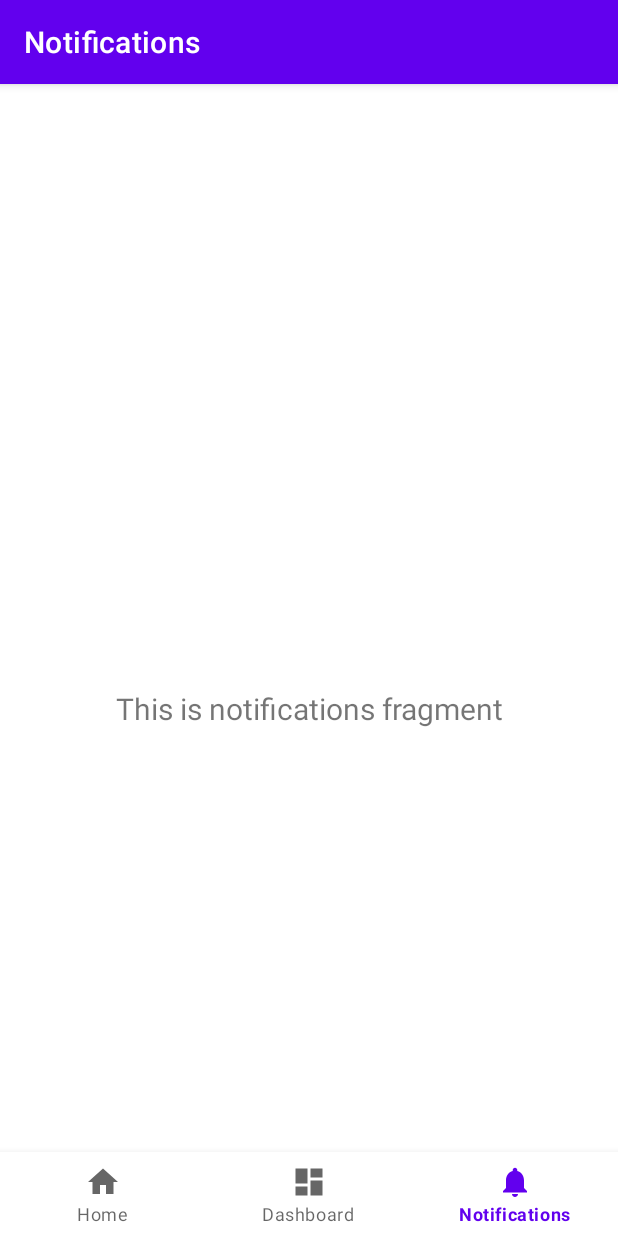
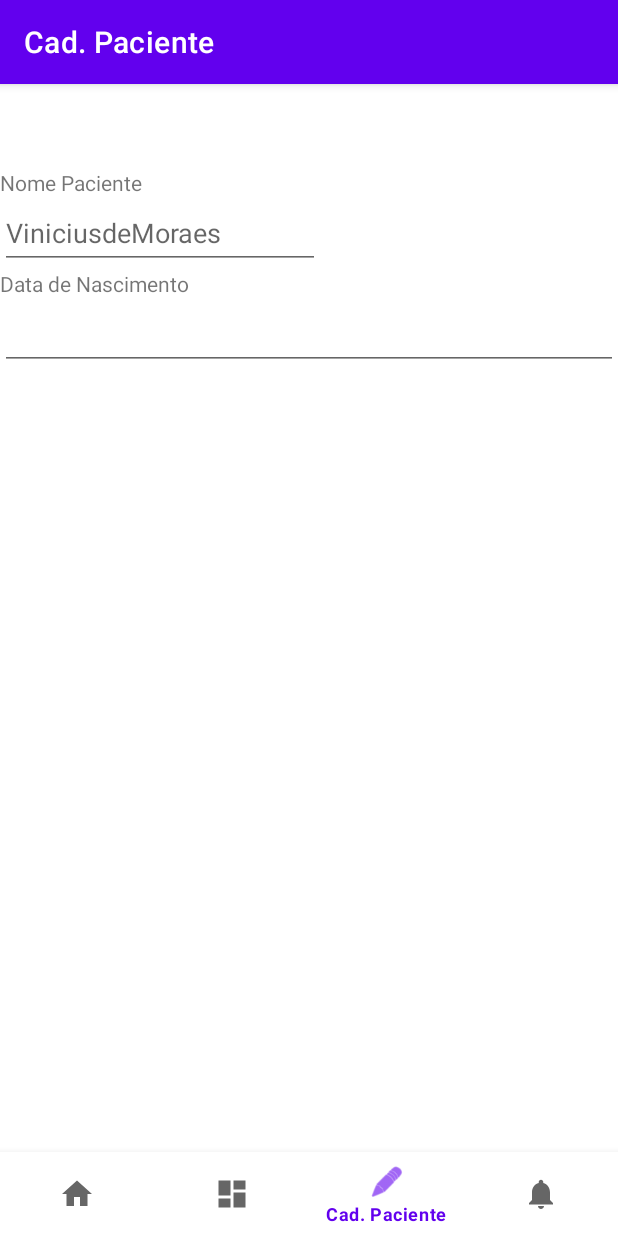
Before and after one commit to kathleenconsoli/BancodeSangue, an Android app: the screen it shows after launch (MainActivity), item 3 of the bottom bar chosen, on a phone screen of 412 x 824 dp. Run offline under Robolectric (Android 15) with nearby library versions, the phone set to English and light mode, and no system bars; our stand-ins replace navigation-ui.

Commit message:
Cad Paciente não finalizado

```diff
--- a/app/src/main/java/br/com/kathleenconsoli/bancodesangue/MainActivity.java
+++ b/app/src/main/java/br/com/kathleenconsoli/bancodesangue/MainActivity.java
@@ -27,7 +27,7 @@ public class MainActivity extends AppCompatActivity {
         // Passing each menu ID as a set of Ids because each
         // menu should be considered as top level destinations.
         AppBarConfiguration appBarConfiguration = new AppBarConfiguration.Builder(
-                R.id.navigation_home, R.id.navigation_dashboard, R.id.navigation_notifications)
+                R.id.navigation_home, R.id.navigation_dashboard, R.id.navigation_notifications, R.id.navigation_cad_paciente)
                 .build();
         NavController navController = Navigation.findNavController(this, R.id.nav_host_fragment_activity_main);
         NavigationUI.setupActionBarWithNavController(this, navController, appBarConfiguration);
--- /dev/null
+++ b/app/src/main/java/br/com/kathleenconsoli/bancodesangue/ui/paciente/CadPacienteFragment.java
@@ -0,0 +1,66 @@
+package br.com.kathleenconsoli.bancodesangue.ui.paciente;
+
+import android.os.Bundle;
+
+import androidx.fragment.app.Fragment;
+
+import android.view.LayoutInflater;
+import android.view.View;
+import android.view.ViewGroup;
+
+import br.com.kathleenconsoli.bancodesangue.R;
+
+/**
+ * A simple {@link Fragment} subclass.
+ * Use the {@link CadPacienteFragment#newInstance} factory method to
+ * create an instance of this fragment.
+ */
+public class CadPacienteFragment extends Fragment {
+
+    // TODO: Rename parameter arguments, choose names that match
+    // the fragment initialization parameters, e.g. ARG_ITEM_NUMBER
+    private static final String ARG_PARAM1 = "param1";
+    private static final String ARG_PARAM2 = "param2";
+
+    // TODO: Rename and change types of parameters
+    private String mParam1;
+    private String mParam2;
+
+    public CadPacienteFragment() {
+        // Required empty public constructor
+    }
+
+    /**
+     * Use this factory method to create a new instance of
+     * this fragment using the provided parameters.
+     *
+     * @param param1 Parameter 1.
+     * @param param2 Parameter 2.
+     * @return A new instance of fragment CadPacienteFragment.
+     */
+    // TODO: Rename and change types and number of parameters
+    public static CadPacienteFragment newInstance(String param1, String param2) {
+        CadPacienteFragment fragment = new CadPacienteFragment();
+        Bundle args = new Bundle();
+        args.putString(ARG_PARAM1, param1);
+        args.putString(ARG_PARAM2, param2);
+        fragment.setArguments(args);
+        return fragment;
+    }
+
+    @Override
+    public void onCreate(Bundle savedInstanceState) {
+        super.onCreate(savedInstanceState);
+        if (getArguments() != null) {
+            mParam1 = getArguments().getString(ARG_PARAM1);
+            mParam2 = getArguments().getString(ARG_PARAM2);
+        }
+    }
+
+    @Override
+    public View onCreateView(LayoutInflater inflater, ViewGroup container,
+                             Bundle savedInstanceState) {
+        // Inflate the layout for this fragment
+        return inflater.inflate(R.layout.fragment_cad_paciente, container, false);
+    }
+}
--- /dev/null
+++ b/app/src/main/res/layout/fragment_cad_paciente.xml
@@ -0,0 +1,51 @@
+<?xml version="1.0" encoding="utf-8"?>
+<FrameLayout xmlns:android="http://schemas.android.com/apk/res/android"
+    xmlns:tools="http://schemas.android.com/tools"
+    android:layout_width="match_parent"
+    android:layout_height="match_parent"
+    tools:context=".ui.paciente.CadPacienteFragment">
+
+    <ScrollView
+        android:layout_width="match_parent"
+        android:layout_height="match_parent"
+        tools:ignore="UselessParent">
+
+        <LinearLayout
+            android:layout_width="match_parent"
+            android:layout_height="wrap_content"
+            android:orientation="vertical" >
+
+            <TextView
+                android:id="@+id/textView"
+                android:layout_width="match_parent"
+                android:layout_height="wrap_content"
+                android:text="@string/nome_paciente" />
+
+            <EditText
+                android:id="@+id/etnome"
+                android:layout_width="wrap_content"
+                android:layout_height="wrap_content"
+                android:autofillHints="ViniciusdeMoraes"
+                android:ems="10"
+                android:hint="@string/viniciusdemoraes"
+                android:minHeight="48dp"
+                android:inputType="text" />
+
+            <TextView
+                android:id="@+id/textView3"
+                android:layout_width="match_parent"
+                android:layout_height="wrap_content"
+                android:text="@string/data_de_nascimento" />
+
+            <EditText
+                android:id="@+id/editTextDate"
+                android:layout_width="match_parent"
+                android:layout_height="wrap_content"
+                android:autofillHints="01/01/2025"
+                android:ems="10"
+                android:minHeight="48dp"
+                android:inputType="date" />
+        </LinearLayout>
+    </ScrollView>
+
+</FrameLayout>
--- a/app/src/main/res/menu/bottom_nav_menu.xml
+++ b/app/src/main/res/menu/bottom_nav_menu.xml
@@ -12,8 +12,14 @@
         android:title="@string/title_dashboard" />
 
     <item
+        android:id="@+id/navigation_cad_paciente"
+        android:icon="@android:drawable/ic_menu_edit"
+        android:title="@string/title_cad_paciente" />
+
+    <item
         android:id="@+id/navigation_notifications"
         android:icon="@drawable/ic_notifications_black_24dp"
         android:title="@string/title_notifications" />
 
+
 </menu>
--- a/app/src/main/res/navigation/mobile_navigation.xml
+++ b/app/src/main/res/navigation/mobile_navigation.xml
@@ -22,4 +22,9 @@
         android:name="br.com.kathleenconsoli.bancodesangue.ui.notifications.NotificationsFragment"
         android:label="@string/title_notifications"
         tools:layout="@layout/fragment_notifications" />
+    <fragment
+        android:id="@+id/navigation_cad_paciente"
+        android:name="br.com.kathleenconsoli.bancodesangue.ui.paciente.CadPacienteFragment"
+        android:label="@string/title_cad_paciente"
+        tools:layout="@layout/fragment_cad_paciente" />
 </navigation>
--- a/app/src/main/res/values/strings.xml
+++ b/app/src/main/res/values/strings.xml
@@ -1,6 +1,12 @@
 <resources>
     <string name="app_name">Banco de Sangue</string>
-    <string name="title_home">Home</string>
-    <string name="title_dashboard">Dashboard</string>
-    <string name="title_notifications">Notifications</string>
+    <string name="title_home">Início</string>
+    <string name="title_dashboard">Painel</string>
+    <string name="title_notifications">Avisos</string>
+    <!-- TODO: Remove or change this placeholder text -->
+    <string name="hello_blank_fragment">Hello blank fragment</string>
+    <string name="title_cad_paciente">Cad. Paciente</string>
+    <string name="nome_paciente">Nome Paciente</string>
+    <string name="viniciusdemoraes">ViniciusdeMoraes</string>
+    <string name="data_de_nascimento">Data de Nascimento</string>
 </resources>
```
